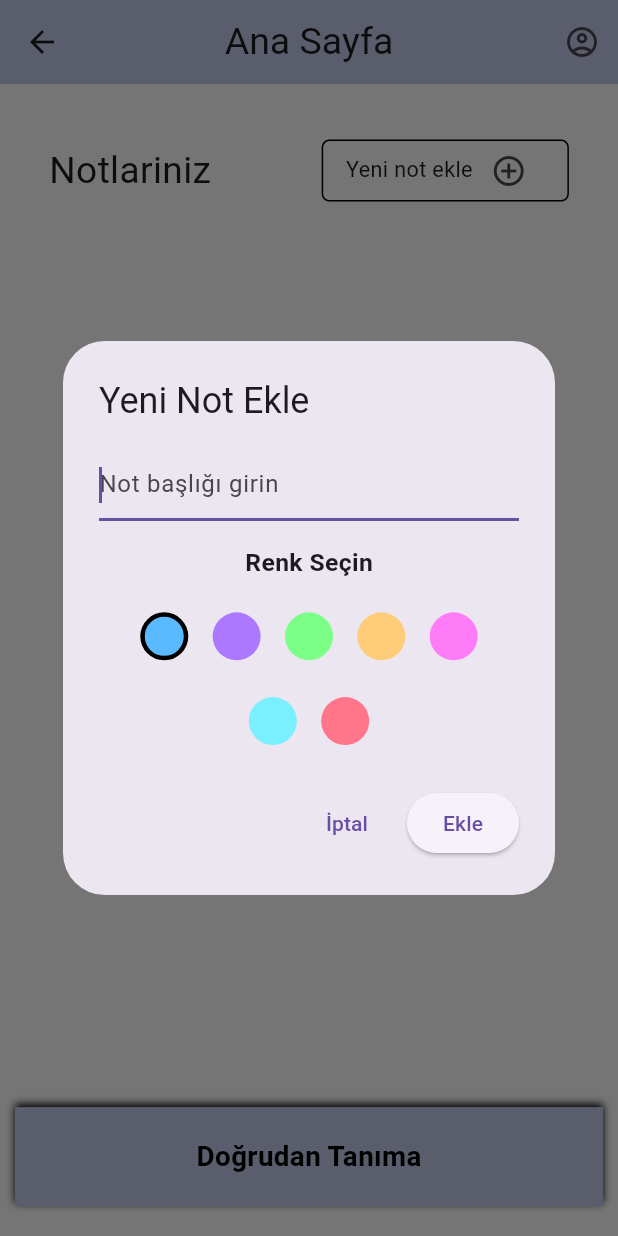
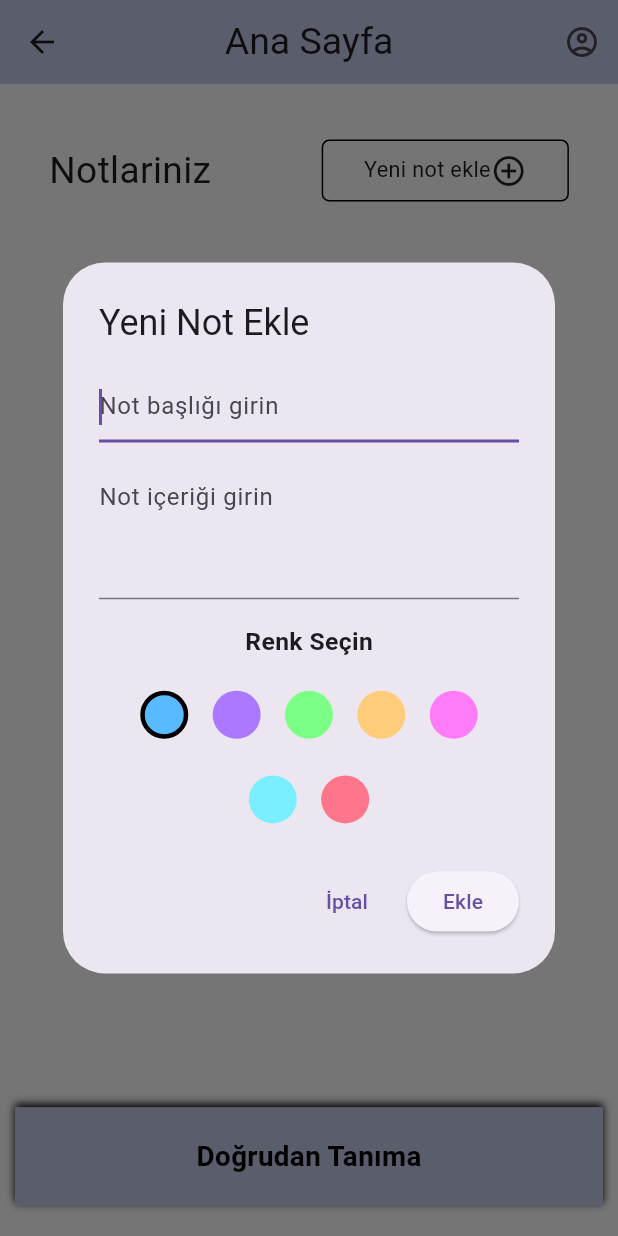
Before and after one commit to EmreBHCC/dersai_app, a Flutter app: the screen it shows after launch, after a tap on "Yeni not ekle", on a phone screen of 412 x 824 dp. Run offline on Flutter 3.47's test engine with Material 3 defaults, Android fonts, the phone set to English and light mode, and no system bars; our stand-ins replace firebase_auth, firebase_core, get, hive, image_picker; accounts and stored records are empty.

Commit message:
updated notecards

```diff
--- a/lib/main.dart
+++ b/lib/main.dart
@@ -1,7 +1,10 @@
 import 'package:dersai_app/core/routes/app_routes.dart';
+import 'package:dersai_app/models/note_model.dart';
 import 'package:dersai_app/provider/image_provider.dart';
 import 'package:flutter/material.dart';
 import 'package:firebase_core/firebase_core.dart';
+import 'package:hive/hive.dart';
+import 'package:path_provider/path_provider.dart';
 import 'core/constants/size_config.dart';
 import 'firebase_options.dart';
 import 'package:provider/provider.dart';
@@ -11,13 +14,18 @@ void main() async {
   WidgetsFlutterBinding.ensureInitialized();
   await Firebase.initializeApp(options: DefaultFirebaseOptions.currentPlatform);
   debugPrint("Firebase baslatildi");
+  final appDocDir = await getApplicationDocumentsDirectory();
+  Hive.init(appDocDir.path);
+  Hive.registerAdapter(NoteModelAdapter());
+  await Hive.openBox<NoteModel>('notes');
+  final noteProvider = NoteProvider();
+  await noteProvider.loadNotes();
   runApp(
     MultiProvider(
       providers: [
-        ChangeNotifierProvider(create: (_) => NoteProvider()),
+        ChangeNotifierProvider(create: (_) => noteProvider),
         ChangeNotifierProvider(create: (_) => MyImageProvider()),
       ],
-
       child: MyApp(),
     ),
   );
--- /dev/null
+++ b/lib/models/note_model.dart
@@ -0,0 +1,17 @@
+import 'package:hive/hive.dart';
+
+part 'note_model.g.dart';
+
+@HiveType(typeId: 0)
+class NoteModel {
+  @HiveField(0)
+  final String title;
+
+  @HiveField(1)
+  final String content;
+
+  @HiveField(2)
+  final int color;
+
+  NoteModel({required this.title, required this.content, required this.color});
+}
--- a/lib/views/home.dart
+++ b/lib/views/home.dart
@@ -6,48 +6,63 @@ import '../widgets/bottom_navigation.dart';
 import '../widgets/custom_app_bar.dart';
 import '../widgets/color_picker.dart';
 import '../provider/note_provider.dart';
+import '../models/note_model.dart';
 
 class HomePage extends StatelessWidget {
   const HomePage({super.key});
 
   Future<void> _addNote(BuildContext context) async {
     Size size = MediaQuery.of(context).size;
-    String input = "";
-    String? newNote = await showDialog<String>(
+    TextEditingController titleController = TextEditingController();
+    TextEditingController contentController = TextEditingController();
+    Color selectedColor = Colors.blue;
+
+    final colorNotifier = ValueNotifier<Color>(selectedColor);
+
+    bool isDuplicate(String title, List<NoteModel> notes) {
+      return notes.any((note) => note.title == title);
+    }
+
+    final newNote = await showDialog<NoteModel>(
       context: context,
       builder: (context) {
-        return StatefulBuilder(
-          builder: (context, setState) {
         return AlertDialog(
-              insetPadding: EdgeInsets.symmetric(
+          insetPadding: const EdgeInsets.symmetric(
             horizontal: 8.0,
             vertical: 8.0,
           ),
-              title: Text('Yeni Not Ekle'),
+          title: const Text('Yeni Not Ekle'),
           content: ConstrainedBox(
-                constraints: BoxConstraints(
-                  maxHeight: MediaQuery.of(context).size.height * 0.7,
-                ),
+            constraints: BoxConstraints(maxHeight: size.height * 0.7),
             child: SingleChildScrollView(
               child: Column(
                 mainAxisSize: MainAxisSize.min,
                 children: [
                   TextField(
+                    controller: titleController,
                     autofocus: true,
-                        onChanged: (value) {
-                          setState(() {
-                            input = value;
-                          });
-                        },
-                        decoration: InputDecoration(
+                    decoration: const InputDecoration(
                       hintText: 'Not başlığı girin',
                     ),
                   ),
                   SizedBox(height: size.height * 0.02),
-                      ColorPicker(
+                  TextField(
+                    controller: contentController,
+                    decoration: const InputDecoration(
+                      hintText: 'Not içeriği girin',
+                    ),
+                    maxLines: 3,
+                  ),
+                  SizedBox(height: size.height * 0.02),
+                  ValueListenableBuilder<Color>(
+                    valueListenable: colorNotifier,
+                    builder: (context, value, child) {
+                      return ColorPicker(
                         screenWidth: size.width,
                         screenHeight: size.height,
-                        note: input.isEmpty ? 'temp' : input,
+                        note: 'temp',
+                      );
+                    },
                   ),
                 ],
               ),
@@ -56,47 +71,45 @@ class HomePage extends StatelessWidget {
           actions: [
             TextButton(
               onPressed: () {
-                    context.read<NoteProvider>().clearTempColors();
+                context.read<NoteProvider>().clearTempColors('temp');
                 Navigator.of(context).pop();
               },
-                  child: Text('İptal'),
+              child: const Text('İptal'),
             ),
             ElevatedButton(
               onPressed: () {
-                    if (input.isNotEmpty) {
-                      // Check if note with same name exists
-                      if (context.read<NoteProvider>().notes.contains(input)) {
+                final title = titleController.text.trim();
+                final content = contentController.text.trim();
+                final noteProvider = context.read<NoteProvider>();
+                if (title.isEmpty) return;
+                if (isDuplicate(title, noteProvider.notes)) {
                   ScaffoldMessenger.of(context).showSnackBar(
-                          SnackBar(
+                    const SnackBar(
                       content: Text('Bu isimde bir not zaten mevcut!'),
                       backgroundColor: Colors.red,
                     ),
                   );
                   return;
                 }
-                      final tempColor = context
-                          .read<NoteProvider>()
-                          .getSelectedColor(input.isEmpty ? 'temp' : input);
-                      context.read<NoteProvider>().setSelectedColor(tempColor);
-                      Navigator.of(context).pop(input);
-                    }
+                final color = noteProvider.getSelectedColor('temp');
+                final note = NoteModel(
+                  title: title,
+                  content: content,
+                  color: color.value,
+                );
+                Navigator.of(context).pop(note);
               },
-                  child: Text('Ekle'),
+              child: const Text('Ekle'),
             ),
           ],
         );
       },
     );
-      },
-    );
 
-    if (newNote != null && newNote.isNotEmpty) {
+    if (newNote != null) {
       final noteProvider = context.read<NoteProvider>();
-      final selectedColor = noteProvider.selectedColor;
-      noteProvider.addNote(newNote);
-      if (selectedColor != null) {
-        noteProvider.setTempColor(newNote, selectedColor);
-      }
+      await noteProvider.addNote(newNote);
+      noteProvider.clearTempColors('temp');
     }
   }
 
@@ -139,6 +152,9 @@ class HomePage extends StatelessWidget {
                       onTap: () => _addNote(context),
                       screenWidth: screenWidth,
                       screenHeight: screenHeight,
+                      titleController: TextEditingController(),
+                      contentController: TextEditingController(),
+                      selectedColor: ValueNotifier<Color>(Colors.blue),
                     ),
                   ],
                 ),
@@ -160,10 +176,8 @@ class HomePage extends StatelessWidget {
                       itemCount: noteProvider.notes.length,
                       itemBuilder: (context, index) {
                         final note = noteProvider.notes[index];
-                        final baseColor = noteProvider.noteColors[note]!;
                         return NoteCard(
                           note: note,
-                          baseColor: baseColor,
                           screenWidth: screenWidth,
                           screenHeight: screenHeight,
                         );
--- a/lib/widgets/add_note_button.dart
+++ b/lib/widgets/add_note_button.dart
@@ -4,12 +4,18 @@ class AddNoteButton extends StatelessWidget {
   final VoidCallback onTap;
   final double screenWidth;
   final double screenHeight;
+  final TextEditingController titleController;
+  final TextEditingController contentController;
+  final ValueNotifier<Color> selectedColor;
 
   const AddNoteButton({
     Key? key,
     required this.onTap,
     required this.screenWidth,
     required this.screenHeight,
+    required this.titleController,
+    required this.contentController,
+    required this.selectedColor,
   }) : super(key: key);
 
   @override
@@ -32,7 +38,7 @@ class AddNoteButton extends StatelessWidget {
               "Yeni not ekle",
               style: TextStyle(fontSize: screenWidth * 0.035),
             ),
-            IconButton(onPressed: onTap, icon: Icon(Icons.add_circle_outline)),
+            Icon(Icons.add_circle_outline),
           ],
         ),
       ),
--- a/pubspec.yaml
+++ b/pubspec.yaml
@@ -16,11 +16,16 @@ dependencies:
   flutter_dotenv: ^5.2.1
   http: ^1.4.0
   firebase_auth: ^5.5.4
+  hive: ^2.2.3
+  hive_flutter: ^1.1.0
+  path_provider: ^2.0.15
 
 dev_dependencies:
   flutter_test:
     sdk: flutter
   flutter_lints: ^5.0.0
+  hive_generator: ^2.0.1
+  build_runner: ^2.4.7
 
 flutter:
   uses-material-design: true
```
Also changed, not shown: lib/provider/note_provider.dart (+28 -24 lines), lib/views/note_detail_page.dart (added, +80 -0 lines), lib/widgets/note_card.dart (+41 -8 lines), lib/login_screen.dart (added), lib/models/note_model.g.dart (added), lib/register_screen.dart (added), lib/splash_screen.dart (added), pubspec.lock, 1 other file. Lines whose indentation alone changed are shown as unchanged.
